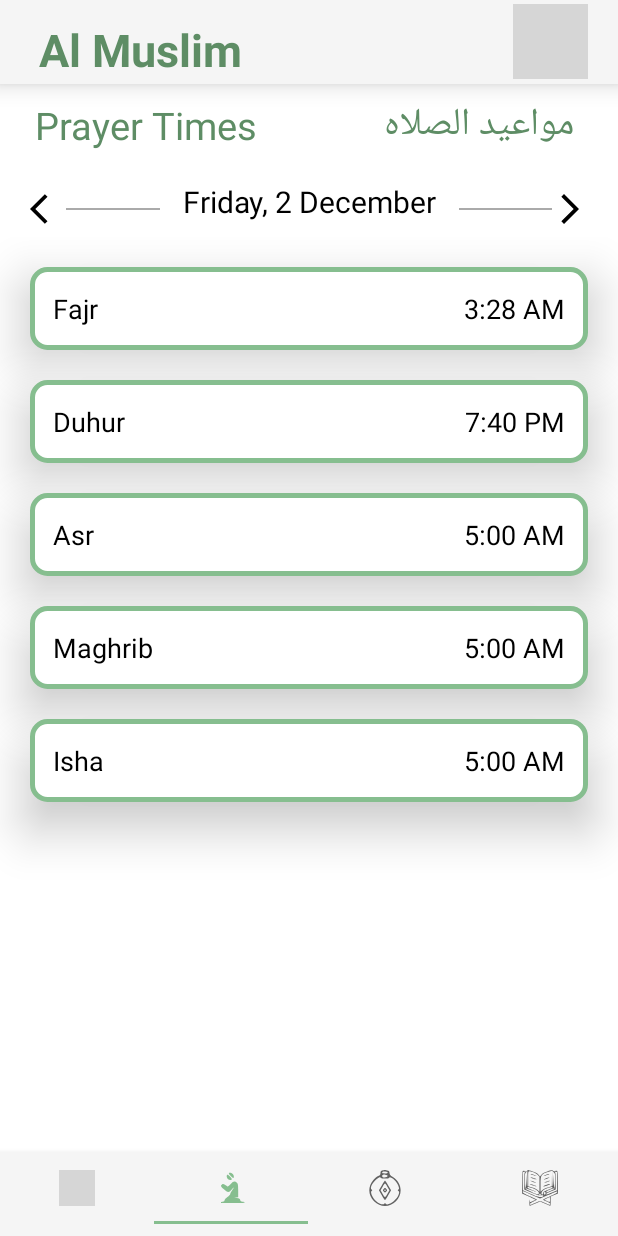
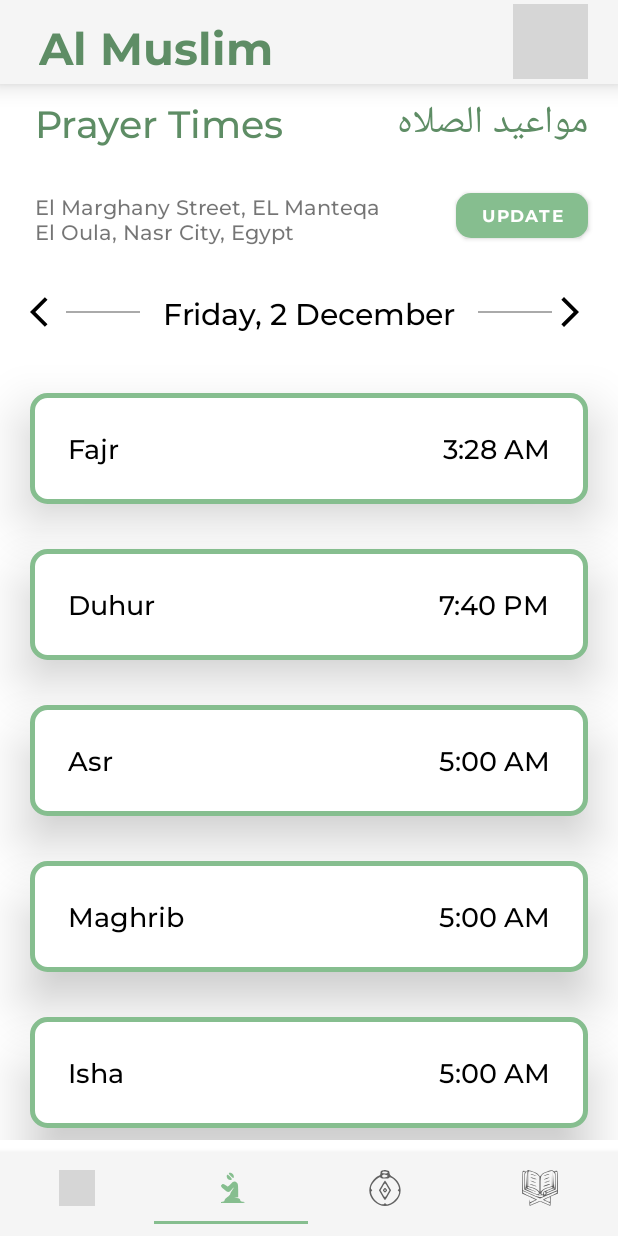
Before and after one commit to mazen-mahmoud16/Al-Muslim, an Android app: the screen it shows after launch (MainActivity), item 2 of the bottom bar chosen, on a phone screen of 412 x 824 dp. Run offline under Robolectric (Android 15) with nearby library versions, the light colour scheme and no system bars; grey boxes are pictures that could not be loaded.

Commit message:
Modifying Surah detail item and adding font the font for ayahs and the general font

```diff
--- a/app/src/main/java/com/example/elaislami/Adapter/TabsAdapter.java
+++ b/app/src/main/java/com/example/elaislami/Adapter/TabsAdapter.java
@@ -8,7 +8,6 @@
 import com.example.elaislami.Fragment.HomeFragment;
 import com.example.elaislami.Fragment.PrayerFragment;
 import com.example.elaislami.Fragment.QiblaFragment;
-import com.example.elaislami.Fragment.QuranFragment;
 import com.example.elaislami.Fragment.SurahsListFragment;
 
 public class TabsAdapter extends FragmentStatePagerAdapter {
--- a/app/src/main/res/layout/activity_main.xml
+++ b/app/src/main/res/layout/activity_main.xml
@@ -29,6 +29,7 @@
                 android:text="@string/app_name"
                 app:layout_constraintTop_toTopOf="parent"
                 android:textColor="#5E8D65"
+                android:fontFamily="@font/montserrat_bold"
                 app:layout_constraintStart_toStartOf="parent"
                 android:layout_margin="10dp"
                 android:textStyle="bold"
--- a/app/src/main/res/layout/azkar_item.xml
+++ b/app/src/main/res/layout/azkar_item.xml
@@ -21,9 +21,9 @@
 
     <TextView
         android:id="@+id/zekr_content"
+        android:fontFamily="@font/montserrat_medium"
         android:layout_width="wrap_content"
         android:layout_height="wrap_content"
-        android:fontFamily="sans-serif"
         android:layout_marginTop="10dp"
         android:justificationMode="inter_word"
         android:text="بسـم الله الـذي لا يضر مع اسمه شيء في الأرض ولا في السماء وهو السميع العليم"
--- a/app/src/main/res/layout/fragment_prayer.xml
+++ b/app/src/main/res/layout/fragment_prayer.xml
@@ -11,6 +11,7 @@
         android:id="@+id/prayer_times_title_english"
         android:layout_width="wrap_content"
         android:layout_height="wrap_content"
+        android:fontFamily="@font/montserrat_medium"
         android:text="@string/prayer_times"
         android:textSize="25sp"
         android:layout_marginTop="10dp"
@@ -25,6 +26,7 @@
         android:layout_width="wrap_content"
         android:layout_height="wrap_content"
         android:text="@string/prayer_times_arabic"
+        android:fontFamily="@font/montserrat_medium"
         android:textColor="#5E8D65"
         android:textSize="25sp"
         android:layout_marginTop="10dp"
@@ -42,11 +44,11 @@
         android:layout_marginStart="20dp"
         android:layout_marginTop="20dp"
         android:background="#00000000"
+        android:contentDescription="@string/previous_day"
         android:src="@drawable/ic_baseline_arrow_back_ios_24_black"
+        app:layout_constraintBottom_toTopOf="@id/prayerRV"
         app:layout_constraintStart_toStartOf="parent"
-        app:layout_constraintBottom_toTopOf="@id/prayerRV"
-        app:layout_constraintTop_toBottomOf="@+id/prayer_times_title_english"
-        android:contentDescription="@string/previous_day" />
+        app:layout_constraintTop_toBottomOf="@+id/loc" />
 
     <View
         android:id="@+id/line1"
@@ -63,15 +65,15 @@
         android:layout_width="wrap_content"
         android:layout_height="wrap_content"
         android:layout_marginStart="15dp"
-        android:layout_marginTop="20dp"
         android:layout_marginEnd="15dp"
         android:text="Friday, 2 December"
+        android:fontFamily="@font/montserrat_medium"
         android:textColor="#000000"
         android:textSize="20sp"
+        app:layout_constraintTop_toTopOf="@id/prev_day"
         app:layout_constraintBottom_toTopOf="@id/prayerRV"
         app:layout_constraintEnd_toStartOf="@id/line2"
-        app:layout_constraintStart_toEndOf="@id/line1"
-        app:layout_constraintTop_toBottomOf="@+id/prayer_times_title_english" />
+        app:layout_constraintStart_toEndOf="@id/line1" />
 
     <View
         android:id="@+id/line2"
@@ -95,12 +97,37 @@
         app:layout_constraintTop_toTopOf="@id/prev_day"
         app:layout_constraintBottom_toBottomOf="@id/prev_day"
         android:contentDescription="@string/next_day" />
+    <TextView
+        android:id="@+id/loc"
+        android:layout_width="0dp"
+        android:layout_height="wrap_content"
+        android:fontFamily="@font/montserrat_medium"
+        android:text="@string/loc_placeholder"
+        app:layout_constraintEnd_toStartOf="@id/update_loc"
+        android:layout_marginTop="30dp"
+        android:layout_marginEnd="33dp"
+        app:layout_constraintStart_toStartOf="@id/prayer_times_title_english"
+        app:layout_constraintTop_toBottomOf="@id/prayer_times_title_english"/>
+
+    <Button
+        android:id="@+id/update_loc"
+        android:layout_width="wrap_content"
+        android:layout_height="30dp"
+        android:fontFamily="@font/montserrat_bold"
+        android:textSize="11sp"
+        android:padding="0dp"
+        app:layout_constraintStart_toEndOf="@+id/loc"
+        app:layout_constraintEnd_toEndOf="@id/prayer_times_title_arabic"
+        android:text="@string/update"
+        app:layout_constraintTop_toTopOf="@+id/loc"
+        android:background="@drawable/rounded_btn"
+        />
 
     <androidx.recyclerview.widget.RecyclerView
         android:id="@+id/prayerRV"
         android:layout_width="match_parent"
         android:layout_height="0dp"
-        android:paddingBottom="5dp"
+        android:paddingBottom="8dp"
         android:layout_marginTop="10dp"
         app:layout_constraintBottom_toBottomOf="parent"
         app:layout_constraintEnd_toEndOf="parent"
--- a/app/src/main/res/layout/fragment_surahs_list.xml
+++ b/app/src/main/res/layout/fragment_surahs_list.xml
@@ -12,6 +12,7 @@
         android:layout_width="wrap_content"
         android:layout_height="wrap_content"
         android:text="Choose a surah"
+        android:fontFamily="@font/montserrat_medium"
         android:textSize="25sp"
         android:layout_marginStart="23sp"
         android:textColor="#5E8D65"
@@ -27,6 +28,7 @@
         android:layout_height="wrap_content"
         android:background="@drawable/rounded_edittext"
         android:hint="Enter a surah name"
+        android:fontFamily="@font/montserrat_medium"
         android:drawableStart="@drawable/ic_baseline_search_24"
         android:minHeight="48dp"
         android:paddingStart="15sp"
@@ -40,7 +42,7 @@
         android:id="@+id/surahRV"
         android:layout_width="match_parent"
         android:layout_height="0dp"
-        android:paddingBottom="5dp"
+        android:paddingBottom="10dp"
         app:layout_constraintBottom_toBottomOf="parent"
         app:layout_constraintEnd_toEndOf="parent"
         app:layout_constraintStart_toStartOf="parent"
--- a/app/src/main/res/layout/prayer_item.xml
+++ b/app/src/main/res/layout/prayer_item.xml
@@ -5,7 +5,7 @@
     xmlns:app="http://schemas.android.com/apk/res-auto"
     android:background="@drawable/rounded_edittext"
     android:padding="10dp"
-    android:layout_marginTop="20dp"
+    android:layout_marginTop="30dp"
     android:layout_marginRight="20dp"
     android:layout_marginLeft="20dp"
     android:elevation="20dp"
@@ -17,7 +17,7 @@
         android:id="@+id/salat_info"
         android:layout_width="match_parent"
         android:layout_height="wrap_content"
-        android:padding="5dp"
+        android:padding="15dp"
         app:layout_constraintBottom_toBottomOf="parent"
         app:layout_constraintEnd_toEndOf="parent"
         app:layout_constraintStart_toStartOf="parent"
@@ -30,6 +30,8 @@
             android:text="@string/dohr"
             android:textColor="@color/black"
             android:textSize="18sp"
+            android:fontFamily="@font/montserrat_medium"
+
             app:layout_constraintStart_toStartOf="parent"
             app:layout_constraintTop_toTopOf="parent" />
 
@@ -38,6 +40,7 @@
             android:layout_width="wrap_content"
             android:layout_height="wrap_content"
             android:text="12:00 PM"
+            android:fontFamily="@font/montserrat_medium"
             android:textColor="@color/black"
             android:textSize="18sp"
             app:layout_constraintEnd_toEndOf="parent"
--- a/app/src/main/res/layout/surah_detail_item.xml
+++ b/app/src/main/res/layout/surah_detail_item.xml
@@ -20,14 +20,14 @@
         app:layout_constraintStart_toStartOf="parent"/>
 
     <TextView
-        android:fontFamily="sans-serif"
         android:id="@+id/ayaContent"
         android:layout_width="wrap_content"
         android:layout_height="wrap_content"
         android:justificationMode="inter_word"
-        android:text="وَبَشِّرِ ٱلَّذِينَ ءَامَنُوا۟ وَعَمِلُوا۟ ٱلصَّـٰلِحَـٰتِ أَنَّ لَهُمْ جَنَّـٰتٍۢ تَجْرِى مِن تَحْتِهَا ٱلْأَنْهَـٰرُ ۖ كُلَّمَا رُزِقُوا۟ مِنْهَا مِن ثَمَرَةٍۢ رِّزْقًۭا ۙ قَالُوا۟ هَـٰذَا ٱلَّذِى رُزِقْنَا مِن قَبْلُ ۖ وَأُتُوا۟ بِهِۦ مُتَشَـٰبِهًۭا ۖ وَلَهُمْ فِيهَآ أَزْوَٰجٌۭ مُّطَهَّرَةٌۭ ۖ وَهُمْ فِيهَا خَـٰلِدُون "
+        android:fontFamily="@font/me_quran"
+        android:text="وَبَشِّرِ ٱلَّذِينَ ءَامَنُوا۟ وَعَمِلُوا۟ ٱلصَّـٰلِحَـٰتِ أَنَّ لَهُمْ جَنَّـٰتٍۢ تَجْرِى مِن تَحْتِهَا ٱلْأَنْهَـٰرُ ۖ كُلَّمَا رُزِقُوا۟ مِنْهَا مِن ثَمَرَةٍۢ رِّزْقًۭا ۙ قَالُوا۟ هَـٰذَا ٱلَّذِى رُزِقْنَا مِن قَبْلُ ۖ وَأُتُوا۟ بِهِۦ مُتَشَـٰبِهًۭا ۖ وَلَهُمْ فِيهَآ أَزْوَٰجٌۭ مُّطَهَّرَةٌۭ ۖ وَهُمْ فِيهَا خَـٰلِدُون"
         android:textColor="@color/black"
-        android:textSize="20sp"
+        android:textSize="25sp"
         android:textStyle="bold"
         app:layout_constraintBottom_toBottomOf="parent"
         app:layout_constraintEnd_toEndOf="parent"
--- a/app/src/main/res/layout/surah_item.xml
+++ b/app/src/main/res/layout/surah_item.xml
@@ -14,6 +14,7 @@
         android:id="@+id/relativelayout"
         android:layout_width="wrap_content"
         android:layout_height="wrap_content"
+
         android:layout_marginStart="-21dp"
         app:layout_constraintBottom_toBottomOf="@+id/english_name"
         app:layout_constraintStart_toStartOf="parent"
@@ -49,6 +50,7 @@
         android:text="Al-Fathiha"
         android:textStyle="bold"
         android:textColor="@color/white"
+        android:fontFamily="@font/montserrat_medium"
         android:textSize="18sp"
         app:layout_constraintBottom_toBottomOf="parent"
         android:layout_marginStart="10dp"
@@ -60,6 +62,7 @@
         android:layout_width="wrap_content"
         android:layout_height="wrap_content"
         android:text="سورة الفاتحه"
+        android:fontFamily="@font/montserrat_medium"
         android:textColor="@color/white"
         android:textSize="18sp"
         android:textStyle="bold"
```
Also changed, not shown: app/src/main/java/com/example/elaislami/Activity/SurahDetailActivity.java (+4 -4 lines), app/src/main/java/com/example/elaislami/Adapter/SurahDetailAdapter.java (+3 -15 lines), app/src/main/java/com/example/elaislami/Fragment/QuranFragment.java (deleted, +0 -23 lines), app/src/main/res/layout/activity_azkar.xml (+6 -2 lines), app/src/main/res/layout/activity_surah_detail.xml (+15 -7 lines), app/src/main/res/layout/fragment_quran.xml (deleted, +0 -14 lines), app/src/main/res/font/me_quran.ttf (added), app/src/main/res/font/montserrat_bold.ttf (added), app/src/main/res/font/montserrat_medium.ttf (added), app/src/main/res/font/montserrat_regular.ttf (added), app/src/main/res/font/roboto_black.ttf (added).
